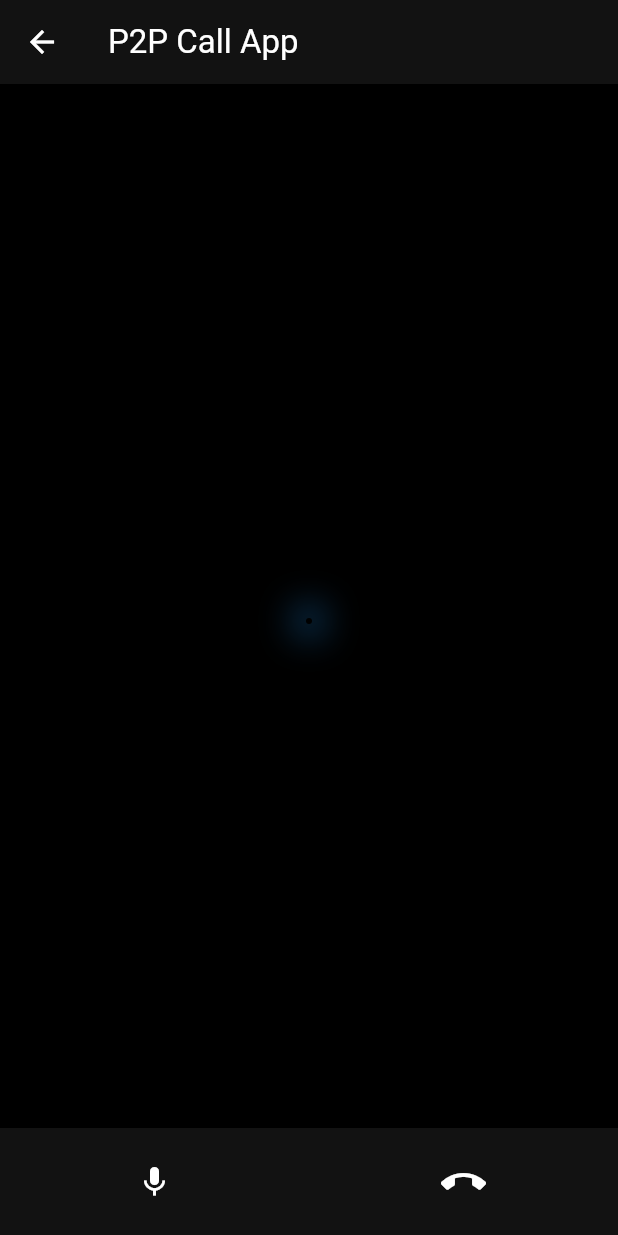
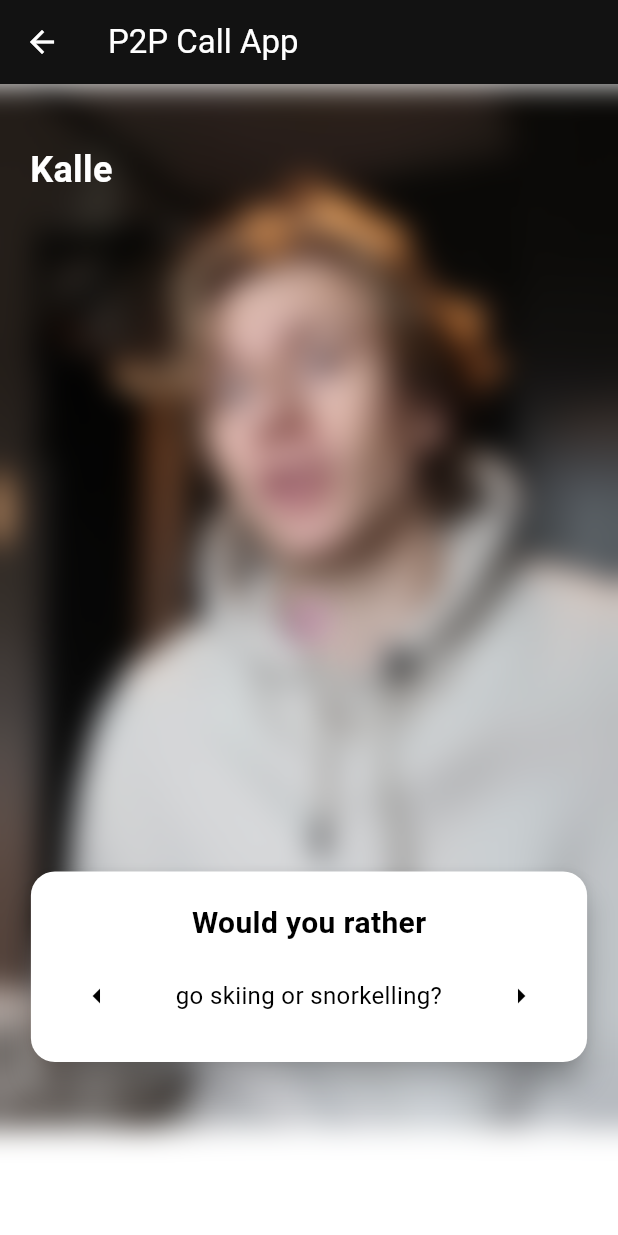
Before and after one commit to KalleHallden/awsAmplify, a Flutter app: the screen it shows after launch, after a tap on "Invite", on a phone screen of 412 x 824 dp. Run offline on Flutter 3.47's test engine with Material 3 defaults, Android fonts, the phone set to English and light mode, and no system bars; our stand-ins replace permission_handler, socket_io_client; missing offline and left inert: amplify_auth_cognito, amplify_authenticator, amplify_flutter, flutter_webrtc; network calls fail.

Commit message:
Call Page design is done

```diff
--- a/lib/call_screen.dart
+++ b/lib/call_screen.dart
@@ -1,3 +1,4 @@
+import 'package:aws_amplify/ui_elements/call_page.dart';
 import 'package:aws_amplify/ui_elements/waveform_widget.dart';
 import 'package:flutter/material.dart';
 import 'package:flutter_webrtc/flutter_webrtc.dart';
@@ -172,7 +173,7 @@ class _CallScreenState extends State<CallScreen> {
   @override
   Widget build(BuildContext context) {
     return Scaffold(
-      backgroundColor: Theme.of(context).colorScheme.background,
+      backgroundColor: Colors.white,
       appBar: AppBar(
         title: const Text("P2P Call App"),
       ),
@@ -181,6 +182,7 @@ class _CallScreenState extends State<CallScreen> {
           children: [
             Expanded(
              child: Stack(children: [
+		     CallPage(),
   		_rtcPeerConnection != null
       		? AudioAmplitude(peerConnection: _rtcPeerConnection!)
       		: Container(color: Colors.red, height: 100, width: 100,),
--- a/lib/main.dart
+++ b/lib/main.dart
@@ -13,7 +13,7 @@ class VideoCallApp extends StatelessWidget {
   VideoCallApp({super.key});
 
   // signalling server url
-  final String websocketUrl = "http://localhost:5000";
+  final String websocketUrl = "http://localhost:8000";
 
   // generate callerID of local user
   final String selfCallerID =
--- /dev/null
+++ b/lib/ui_elements/call_page.dart
@@ -0,0 +1,129 @@
+import 'package:flutter/material.dart';
+import 'dart:ui';
+
+class CallPage extends StatefulWidget {
+  @override
+  _CallPageState createState() => _CallPageState();
+}
+
+class _CallPageState extends State<CallPage> {
+  // List of options for "Would you rather"
+  final List<String> options = [
+    "go skiing or snorkelling?",
+    "eat pizza or burgers?",
+    "travel to the mountains or the beach?",
+    "read a book or watch a movie?",
+    "stay in or go out?"
+  ];
+  int currentIndex = 0;
+
+  void _nextOption() {
+    setState(() {
+      currentIndex = (currentIndex + 1) % options.length;
+    });
+  }
+
+  void _previousOption() {
+    setState(() {
+      currentIndex = (currentIndex - 1 + options.length) % options.length;
+    });
+  }
+
+  @override
+  Widget build(BuildContext context) {
+    return Scaffold(
+      body: Stack(
+        children: [
+          // Background Image
+          Positioned.fill(
+            child: Image.asset(
+              'assets/IMG_8844.jpg', // Replace with your image asset path
+              fit: BoxFit.cover,
+            ),
+          ),
+          // Blur Effect
+          Positioned.fill(
+            child: BackdropFilter(
+              filter: ImageFilter.blur(sigmaX: 10, sigmaY: 10),
+              child: Container(
+                color: Colors.white.withOpacity(0.0), // Slight overlay for better contrast
+              ),
+            ),
+          ),
+          // Top-left Corner Text
+          Positioned(
+            top: 40, // Adjust for padding
+            left: 20,
+            child: Text(
+              "Kalle",
+              style: TextStyle(
+                fontSize: 24,
+                color: Colors.white,
+                fontWeight: FontWeight.bold,
+              ),
+            ),
+          ),
+          // Bottom Center Card
+          Align(
+            alignment: Alignment.bottomCenter,
+            child: Padding(
+              padding: const EdgeInsets.only(bottom: 40.0),
+              child: Card(
+		      color: Colors.white,
+                shape: RoundedRectangleBorder(
+                  borderRadius: BorderRadius.circular(16.0),
+                ),
+                elevation: 8.0,
+                child: Container(
+                  width: MediaQuery.of(context).size.width * 0.9,
+                  padding: EdgeInsets.all(20.0),
+                  child: Column(
+                    mainAxisSize: MainAxisSize.min,
+                    children: [
+                      Text(
+                        "Would you rather",
+                        style: TextStyle(
+                          fontSize: 20,
+                          fontWeight: FontWeight.bold,
+			  color:Colors.black,
+                        ),
+                      ),
+                      SizedBox(height: 10),
+                      Row(
+                        mainAxisAlignment: MainAxisAlignment.spaceBetween,
+                        children: [
+                          // Left Arrow
+                          IconButton(
+                            icon: Icon(Icons.arrow_left, color: Colors.black,),
+                            onPressed: _previousOption,
+                          ),
+                          // Center Text
+                          Expanded(
+                            child: Text(
+                              options[currentIndex],
+                              textAlign: TextAlign.center,
+                              style: TextStyle(
+                                fontSize: 16,
+                                fontWeight: FontWeight.normal,
+				color: Colors.black,
+                              ),
+                            ),
+                          ),
+                          // Right Arrow
+                          IconButton(
+                            icon: Icon(Icons.arrow_right, color: Colors.black,),
+                            onPressed: _nextOption,
+                          ),
+                        ],
+                      ),
+                    ],
+                  ),
+                ),
+              ),
+            ),
+          ),
+        ],
+      ),
+    );
+  }
+}
--- a/lib/ui_elements/waveform_widget.dart
+++ b/lib/ui_elements/waveform_widget.dart
@@ -72,9 +72,7 @@ class _AudioAmplitudeState extends State<AudioAmplitude> {
 	double smoothingFactor = 0.95;
 	final double smoothedSize = smoothingFactor * previousSize + (1-smoothingFactor) * size;
 	previousSize = smoothedSize;
-    return Scaffold(
-      backgroundColor: Colors.black,
-      body: Center(
+    return  Center(
         child: Column(
           mainAxisAlignment: MainAxisAlignment.center,
           children: [
@@ -88,10 +86,10 @@ class _AudioAmplitudeState extends State<AudioAmplitude> {
             height: size,
             decoration: BoxDecoration(
               shape: BoxShape.circle,
-              color: Colors.blue.withOpacity(0.3), // Shadow color
+              //color: Colors.purple.withOpacity(0.3), // Shadow color
               boxShadow: [
                 BoxShadow(
-                  color: Colors.blue.withOpacity(0.5),
+                  color: Colors.purple.withOpacity(0.5),
                   blurRadius: 20,
                   spreadRadius: 10,
                 ),
@@ -104,17 +102,15 @@ class _AudioAmplitudeState extends State<AudioAmplitude> {
             height: size,
             decoration: BoxDecoration(
               shape: BoxShape.circle,
-              color: Colors.black, // Circle color
+              color: Colors.transparent, // Circle color
               border: Border.all(
-                color: Colors.black, // Border color
-                width: 4.0, // Border width
+                color: Colors.purple, // Border color
+                width: 1, // Border width
               ),
             ),
           ),
         ],
-	)],
-        ),
-      ),
-    );
+	)]),
+        );
   }
 }
--- a/pubspec.yaml
+++ b/pubspec.yaml
@@ -70,7 +70,8 @@ flutter:
   uses-material-design: true
 
   # To add assets to your application, add an assets section, like this:
-  # assets:
+  assets:
+    - assets/IMG_8844.jpg
   #   - images/a_dot_burr.jpeg
   #   - images/a_dot_ham.jpeg
 
```
Also changed, not shown: assets/IMG_8844.jpg (added).
